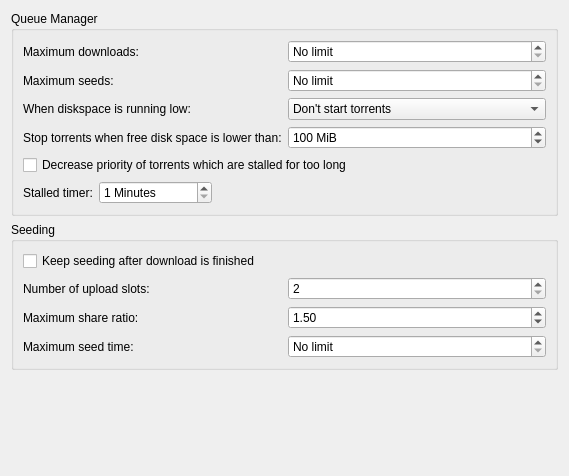
Before: the Qt Designer form ktorrent/qmpref.ui in KDE/ktorrent, drawn with Qt 5.
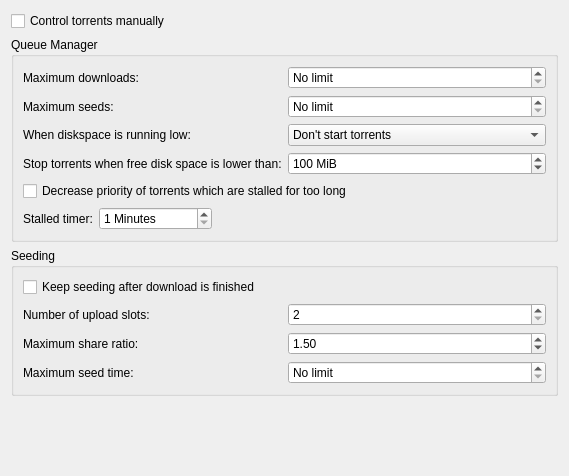
After: the same form once the commit is applied.

Commit message: The QueueManager has been redesigned : - There is no longer a distinction between user controlled and QM controlled - If the QM is enabled all torrents are managed by the QM, unless they are stopped by the user - When QM is on, starting a torrent means enqueueing it - A manual mode has been added, in this mode all torrents are managed by the user

```diff
--- a/ktorrent/qmpref.ui
+++ b/ktorrent/qmpref.ui
@@ -11,7 +11,14 @@
   </property>
   <layout class="QVBoxLayout" >
    <item>
-    <widget class="QGroupBox" name="groupBox_3" >
+    <widget class="QCheckBox" name="kcfg_manuallyControlTorrents" >
+     <property name="text" >
+      <string>Control torrents manually</string>
+     </property>
+    </widget>
+   </item>
+   <item>
+    <widget class="QGroupBox" name="m_qm_group_box" >
      <property name="title" >
       <string>Queue Manager</string>
      </property>
```
Left out of the diff: 24 changed lines with no effect on the pictures. The commit also changes 39 other files.
